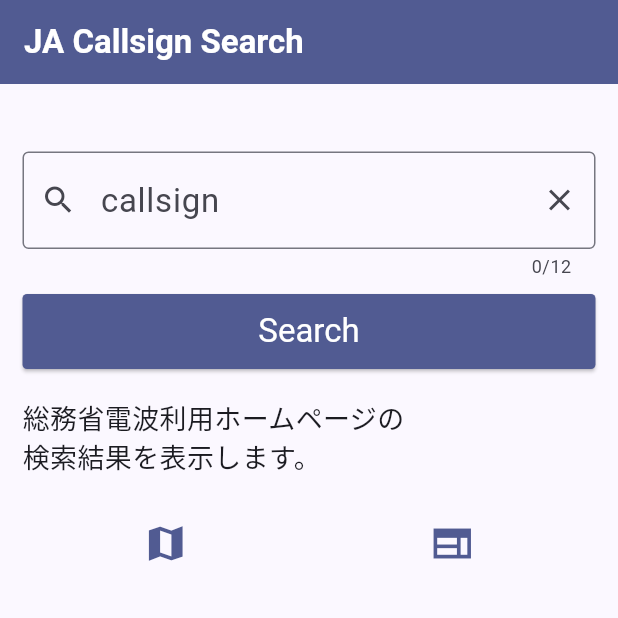
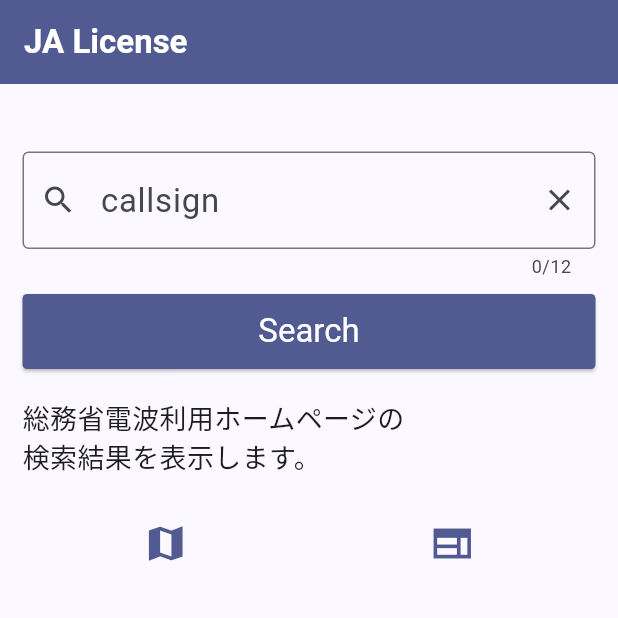
Before and after one commit to JS2IIU-MH/JALicense, a Flutter app: the screen it shows after launch, on a phone screen of 412 x 824 dp, the top half of it. Run offline on Flutter 3.47's test engine with Material 3 defaults, Android fonts, the phone set to English and light mode, and no system bars; our stand-ins replace gap.

```diff
--- a/lib/main.dart
+++ b/lib/main.dart
@@ -23,7 +23,7 @@ class MyApp extends StatelessWidget {
             seedColor: const Color.fromARGB(255, 5, 14, 62)),
         useMaterial3: true,
       ),
-      home: const MyHomePage(title: 'JA Callsign Search'),
+      home: const MyHomePage(title: 'JA License'),
       debugShowCheckedModeBanner: false,
     );
   }
```
Also changed, not shown: pubspec.yaml (+9 -0 lines), asset/icon/JAL_icon_android.png (added), asset/icon/JAL_icon_ios.png (added), asset/icon/icon1@2x.png (added), asset/icon/icon2@2x.png (added), asset/icon/icon3@2x.png (added), pubspec.lock, 53 other files.
